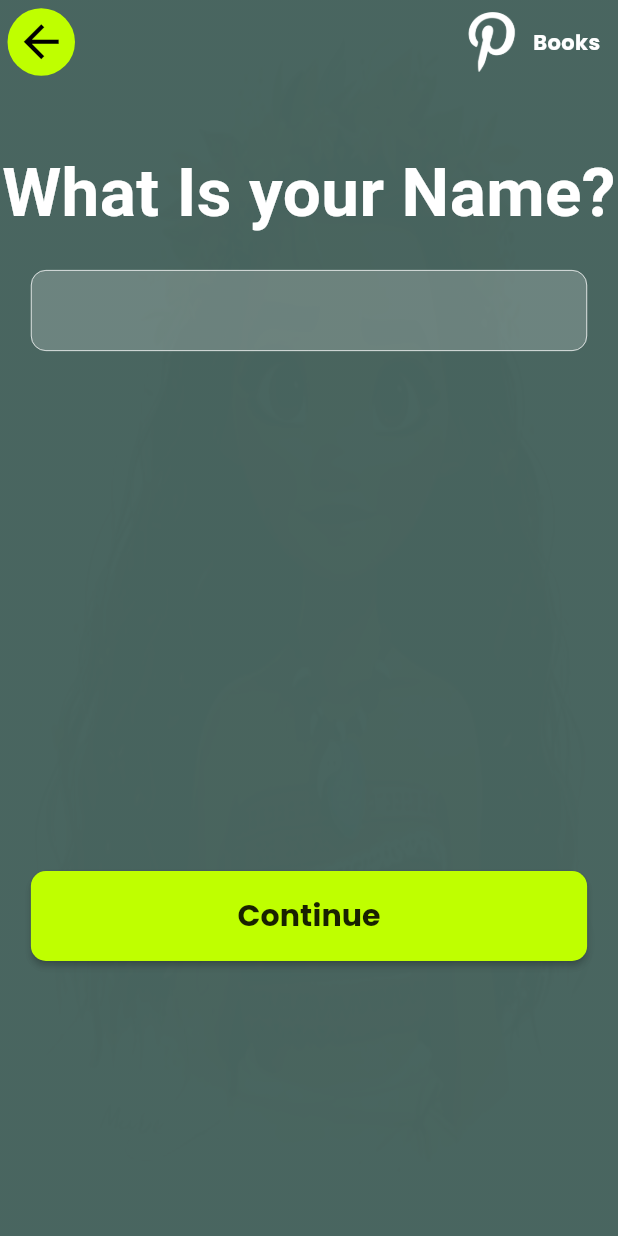
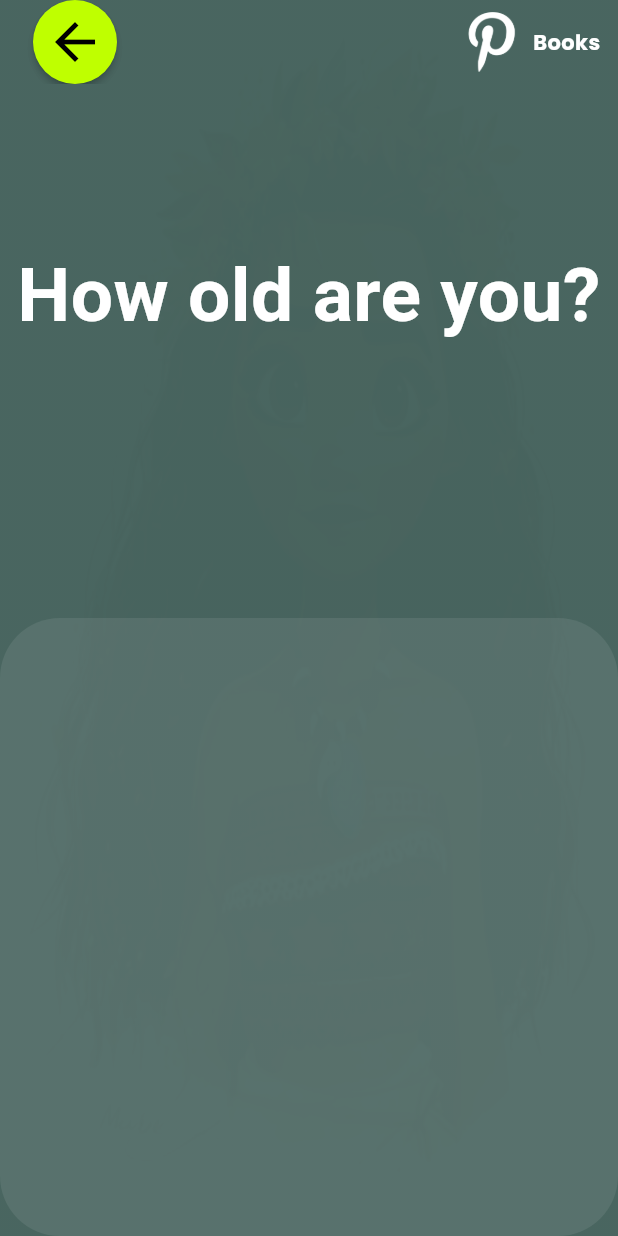
Before and after one commit to SamuelNyarko-lab/pbooks, a Flutter app: the FirstScreen screen opened directly, after a tap on "Continue", on a phone screen of 412 x 824 dp. Run offline on Flutter 3.47's test engine with Material 3 defaults, Android fonts, the phone set to English and light mode, and no system bars; Roboto replaces fonts that are missing (Poppins-Bold).

Commit message:
More Progress

```diff
--- a/lib/main.dart
+++ b/lib/main.dart
@@ -1,6 +1,5 @@
 import 'package:flutter/material.dart';
 import 'package:pbooks/utilities/utils.dart';
-import 'package:pbooks/views/firstscreen.dart';
 import 'package:pbooks/views/splashscreen.dart';
 
 
@@ -18,7 +17,7 @@ class MyApp extends StatelessWidget {
       title: 'PBooks',
       theme: mainTheme,
       debugShowCheckedModeBanner: false,
-      home: FirstScreen(),
+      home: SplashScreen(),
     );
   }
 }
--- a/lib/views/firstscreen.dart
+++ b/lib/views/firstscreen.dart
@@ -1,6 +1,7 @@
 import 'package:flutter/material.dart';
 import 'package:pbooks/utilities/helpers.dart';
 import 'package:pbooks/utilities/utils.dart';
+import 'package:pbooks/views/secondscreen.dart';
 import 'package:pbooks/widgets/button.dart';
 import 'package:pbooks/widgets/headerlogo.dart';
 import 'package:pbooks/widgets/pagewithbg.dart';
@@ -15,19 +16,11 @@ class FirstScreen extends StatelessWidget {
       opacity: 0.01,
       child: Scaffold(
         appBar: AppBar(
-
-          leading: Align(
-                alignment: Alignment.centerLeft,
-
-            child: Padding(
-              padding: const EdgeInsets.only(left: 5), // Adds space to the left
-              child: CircularButton(
-                iconData: Icons.arrow_back,
-                onPressed: () {},
-              ),
-            ),
+          leading: CircularButton(
+            iconData: Icons.arrow_back,
+            onPressed: () {},
           ),
-          leadingWidth: 50,
+          leadingWidth: 100,
           actions: [
             Padding(
               padding: const EdgeInsets.all(8.0),
@@ -54,7 +47,7 @@ class FirstScreen extends StatelessWidget {
                       color: Colors.white,
                     ),
                   ),
-                  verticalSpace(20),
+                  verticalSpace(50),
                   SizedBox(
                     width: deviceWidth(context) * 0.9,
                     child: TextField(
@@ -79,10 +72,10 @@ class FirstScreen extends StatelessWidget {
               verticalSpace(20),
               MainButton(
                   action: () {
-                    Navigator.pushReplacement(
+                    Navigator.push(
                       context,
                       MaterialPageRoute(
-                        builder: (context) => FirstScreen(),
+                        builder: (context) => SecondScreen(),
                       ),
                     );
                   },
--- a/lib/views/secondscreen.dart
+++ b/lib/views/secondscreen.dart
@@ -0,0 +1,68 @@
+// ignore_for_file: must_be_immutable
+
+import 'package:flutter/material.dart';
+
+import '../utilities/helpers.dart';
+import '../widgets/button.dart';
+import '../widgets/headerlogo.dart';
+import '../widgets/pagewithbg.dart';
+
+class SecondScreen extends StatelessWidget {
+  SecondScreen({super.key});
+
+  List<int> ages = [1, 2, 3, 4, 5, 6, 7, 8, 9, 10];
+  @override
+  Widget build(BuildContext context) {
+    return PageWithBackground(
+      assetImagePath: 'assets/images/moana2.jpg',
+      opacity: 0.01,
+      child: Scaffold(
+        appBar: AppBar(
+          leading: CircularButton(
+            iconData: Icons.arrow_back,
+            onPressed: () {
+              Navigator.pop(context);
+            },
+          ),
+          leadingWidth: 100,
+          actions: [
+            Padding(
+              padding: const EdgeInsets.all(8.0),
+              child: HeaderLogo(),
+            ),
+          ],
+          backgroundColor: Colors.transparent,
+        ),
+        backgroundColor: Colors.transparent,
+        body: Center(
+          child: Column(
+            mainAxisAlignment: MainAxisAlignment.spaceBetween,
+            children: [
+              verticalSpace(40),
+              Text(
+                'How old are you?',
+                textAlign: TextAlign.center,
+                style: TextStyle(
+                  fontWeight: FontWeight.bold,
+                  fontFamily: 'Poppins-Bold',
+                  fontSize: 50,
+                  color: Colors.white,
+                ),
+              ),
+              verticalSpace(50),
+              Container(
+                height: deviceHeight(context) * 0.5,
+                decoration: BoxDecoration(
+                    color: Colors.white.withAlpha(20),
+                    borderRadius: BorderRadius.horizontal(
+                      left: Radius.circular(40),
+                      right: Radius.circular(40),
+                    )),
+              )
+            ],
+          ),
+        ),
+      ),
+    );
+  }
+}
--- a/lib/views/splashscreen.dart
+++ b/lib/views/splashscreen.dart
@@ -69,7 +69,7 @@ class SplashScreen extends StatelessWidget {
                     children: [
                       MainButton(
                           action: () {
-                            Navigator.pushReplacement(
+                            Navigator.push(
                               context,
                               MaterialPageRoute(
                                 builder: (context) => FirstScreen(),
--- a/lib/widgets/button.dart
+++ b/lib/widgets/button.dart
@@ -32,20 +32,16 @@ class CircularButton extends StatelessWidget {
 
   @override
   Widget build(BuildContext context) {
-    return GestureDetector(
-      onTap: onPressed,
-      child: Container(
-        height: 50,
-        width: 50,
-        decoration: BoxDecoration(
-          shape: BoxShape.circle,
-          color: mainButtonColor, // Neon green color
-        ),
-        child: Icon(
-          iconData,
-          color: Colors.black,
-          size: 35,
-        ),
+    return MaterialButton(
+      onPressed: onPressed,
+      shape: CircleBorder(),
+      minWidth: 40,
+      height: 40,
+      color: mainButtonColor,
+      child: Icon(
+        iconData,
+        color: Colors.black,
+        size: 40,
       ),
     );
   }
```
